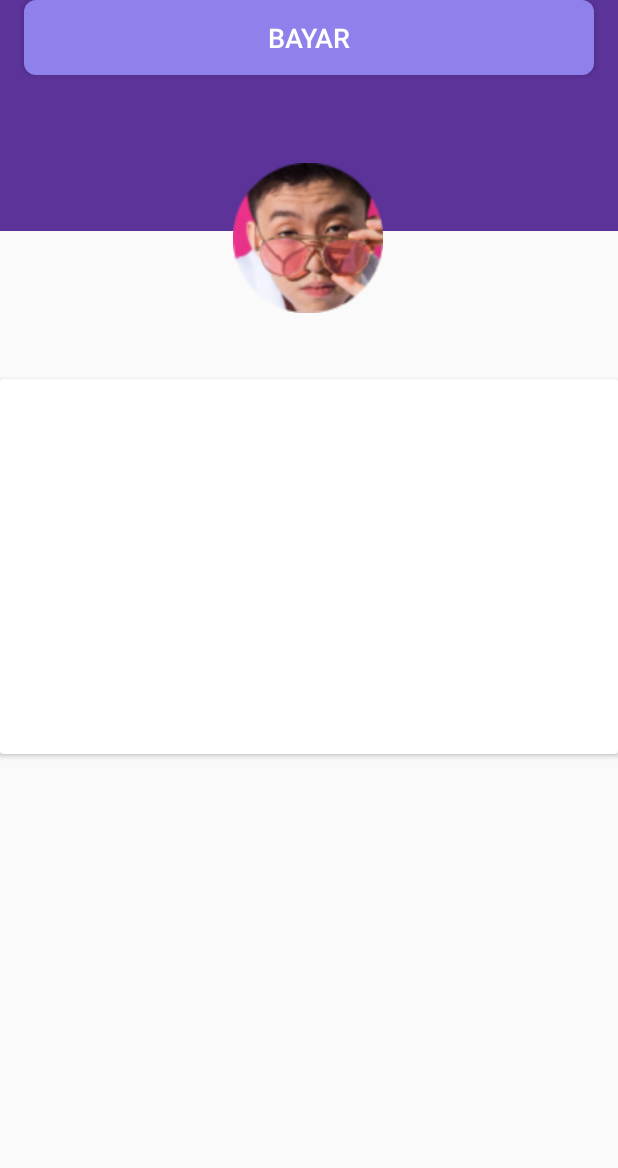
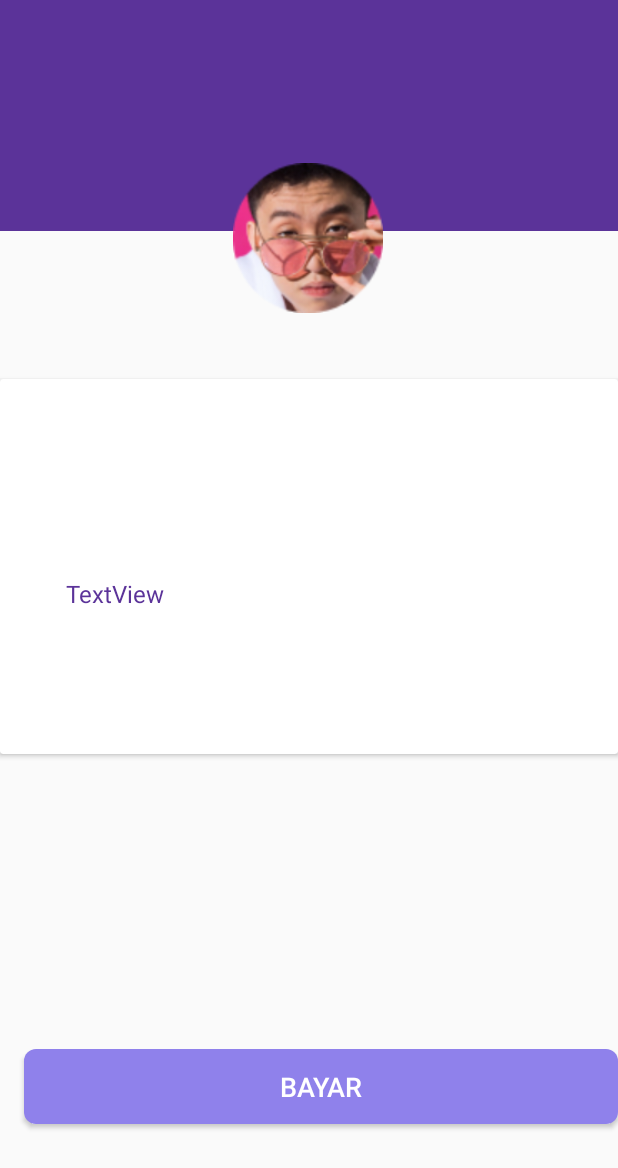
Before and after one commit to Faresapn/Hackathon-Construction, an Android app: the layout activity_detail__rent.xml on its own in the app's theme, with its tools: preview values and no code run, on a phone screen of 412 x 824 dp. Shown: the top 1168 px of the screen. Run offline under Robolectric (Android 15) with nearby library versions, the phone set to English and light mode, and no system bars.

Commit message:
payment but error , and please fix on xml detail_rent

```diff
--- a/app/src/main/res/layout/activity_detail__rent.xml
+++ b/app/src/main/res/layout/activity_detail__rent.xml
@@ -33,27 +33,99 @@
         app:layout_constraintVertical_bias="0.15" />
 
     <androidx.cardview.widget.CardView
+        android:id="@+id/cardView2"
         android:layout_width="match_parent"
         android:layout_height="250dp"
         android:layout_marginTop="44dp"
         android:background="#000"
         app:layout_constraintEnd_toEndOf="parent"
-        app:layout_constraintTop_toBottomOf="@+id/imageView2" />
+        app:layout_constraintTop_toBottomOf="@+id/imageView2" >
+        <androidx.constraintlayout.widget.ConstraintLayout
+            android:layout_width="match_parent"
+            android:layout_height="match_parent">
+
+            <TextView
+                android:id="@+id/noPesanan"
+                android:layout_width="wrap_content"
+                android:layout_height="wrap_content"
+                android:layout_marginStart="200dp"
+                android:layout_marginTop="16dp"
+                android:layout_marginEnd="329dp"
+                android:gravity="end"
+                android:text="TextView"
+                android:textAlignment="viewEnd"
+                android:textColor="#5B3399"
+                android:textSize="16dp"
+                app:layout_constraintEnd_toEndOf="parent"
+                app:layout_constraintStart_toStartOf="parent"
+                app:layout_constraintTop_toTopOf="parent" />
+
+            <TextView
+                android:id="@+id/nameProduct"
+                android:layout_width="wrap_content"
+                android:layout_height="wrap_content"
+                android:layout_marginStart="130dp"
+                android:layout_marginTop="32dp"
+                android:layout_marginEnd="329dp"
+
+                android:text="TextView"
+                android:textAlignment="viewStart"
+                android:textColor="#5B3399"
+                android:textSize="16dp"
+                app:layout_constraintEnd_toEndOf="parent"
+                app:layout_constraintStart_toStartOf="parent"
+                app:layout_constraintTop_toBottomOf="@+id/noPesanan" />
+
+            <TextView
+                android:id="@+id/location"
+                android:layout_width="wrap_content"
+                android:layout_height="wrap_content"
+                android:layout_marginStart="70dp"
+                android:layout_marginTop="40dp"
+
+                android:layout_marginEnd="329dp"
+                android:text="TextView"
+                android:textAlignment="viewStart"
+                android:textColor="#5B3399"
+                android:textSize="16dp"
+                app:layout_constraintEnd_toEndOf="parent"
+                app:layout_constraintStart_toStartOf="parent"
+                app:layout_constraintTop_toBottomOf="@+id/nameProduct" />
+
+            <TextView
+                android:id="@+id/timeRent"
+                android:layout_width="wrap_content"
+                android:layout_height="wrap_content"
+                android:layout_marginStart="130dp"
+                android:layout_marginTop="37dp"
+                android:layout_marginEnd="329dp"
+                android:gravity="center"
+                android:text="TextView"
+                android:textAlignment="center"
+                android:textColor="#5B3399"
+                android:textSize="16dp"
+                app:layout_constraintEnd_toEndOf="parent"
+                app:layout_constraintStart_toStartOf="parent"
+                app:layout_constraintTop_toBottomOf="@+id/location" />
+        </androidx.constraintlayout.widget.ConstraintLayout>
+
+    </androidx.cardview.widget.CardView>
 
     <Button
         android:id="@+id/button5"
         android:layout_width="match_parent"
         android:layout_height="50dp"
         android:layout_marginStart="16dp"
-        android:layout_marginEnd="16dp"
+        android:layout_marginTop="157dp"
+        android:layout_marginBottom="35dp"
         android:background="@drawable/buttonless"
         android:text="Bayar"
         android:textColor="#FFF"
         android:textSize="18sp"
+        app:layout_constraintBottom_toBottomOf="parent"
         app:layout_constraintEnd_toEndOf="parent"
-        app:layout_constraintHorizontal_bias="0.0"
         app:layout_constraintStart_toStartOf="parent"
-        tools:layout_editor_absoluteY="646dp" />
+        app:layout_constraintTop_toBottomOf="@+id/cardView2" />
 
 
 </androidx.constraintlayout.widget.ConstraintLayout>
```
Also changed, not shown: app/src/main/AndroidManifest.xml (+16 -7 lines), app/src/main/java/com/example/digitalconstruction/Calendar/Calendar_Activity.java (+18 -3 lines), app/src/main/java/com/example/digitalconstruction/Calendar/Calendar_Activity2.java (+29 -5 lines), app/src/main/java/com/example/digitalconstruction/Calendar/Detail_Rent.java (+36 -1 lines), app/src/main/java/com/example/digitalconstruction/activity/DetailRentActivity.java (+17 -2 lines).
